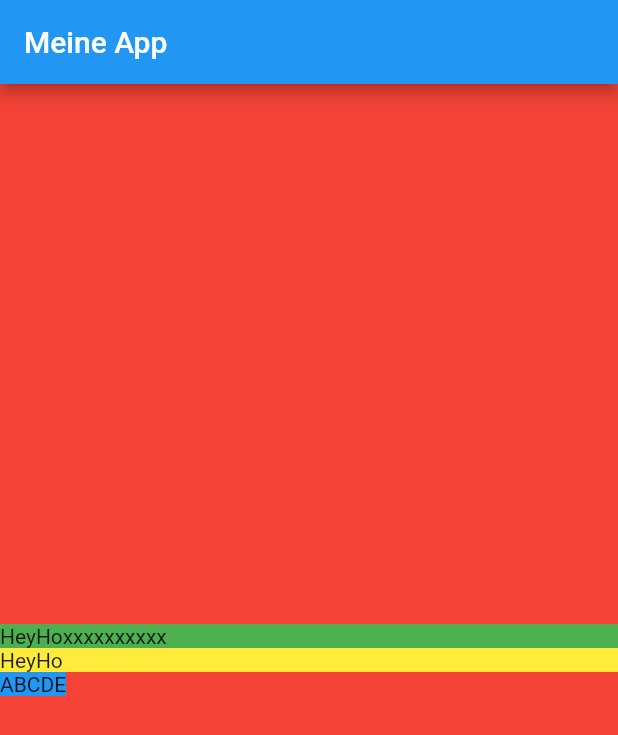
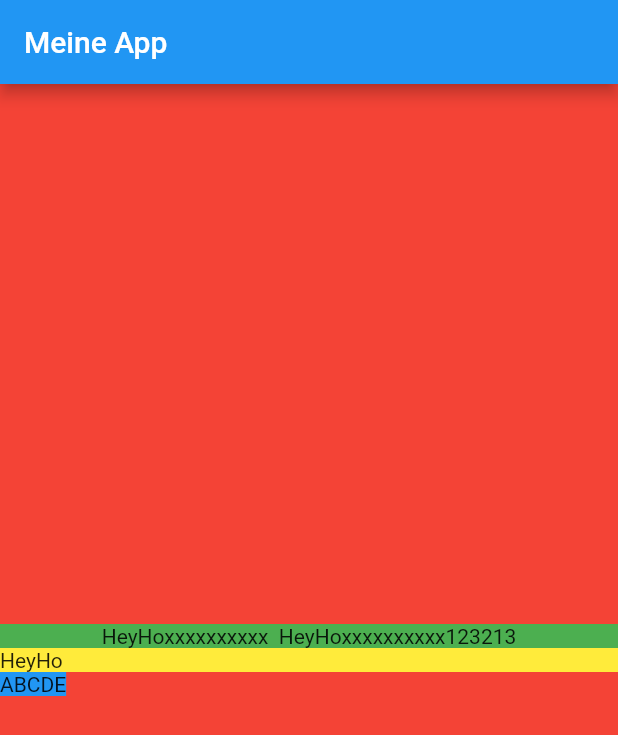
Before and after one commit to sebastian150398/firstapp, a Flutter app: the screen it shows after launch, on a phone screen of 412 x 824 dp. Shown: the top 735 px of the screen. Run offline on Flutter 3.47's test engine with Material 2 defaults, Android fonts, the phone set to English and light mode, and no system bars.

Commit message:
Veränderung

```diff
--- a/lib/screens/home_screen.dart
+++ b/lib/screens/home_screen.dart
@@ -18,8 +18,10 @@ class HomeScreen extends StatelessWidget {
             Container(
               color: Colors.green,
               child: Row(
+                mainAxisAlignment: MainAxisAlignment.center,
                 children: [
-                  Text("HeyHoxxxxxxxxxx"),
+                  Text("HeyHoxxxxxxxxxx  "),
+                  Text("HeyHoxxxxxxxxxx123213"),
                 ],
               ),
             ),
```
